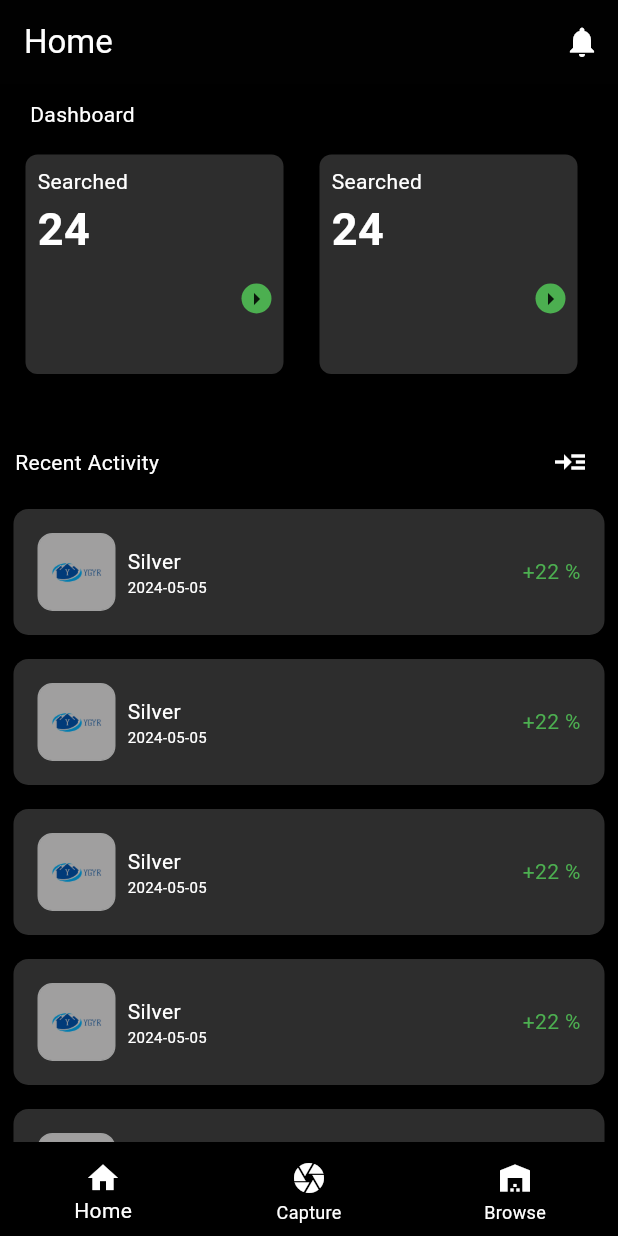
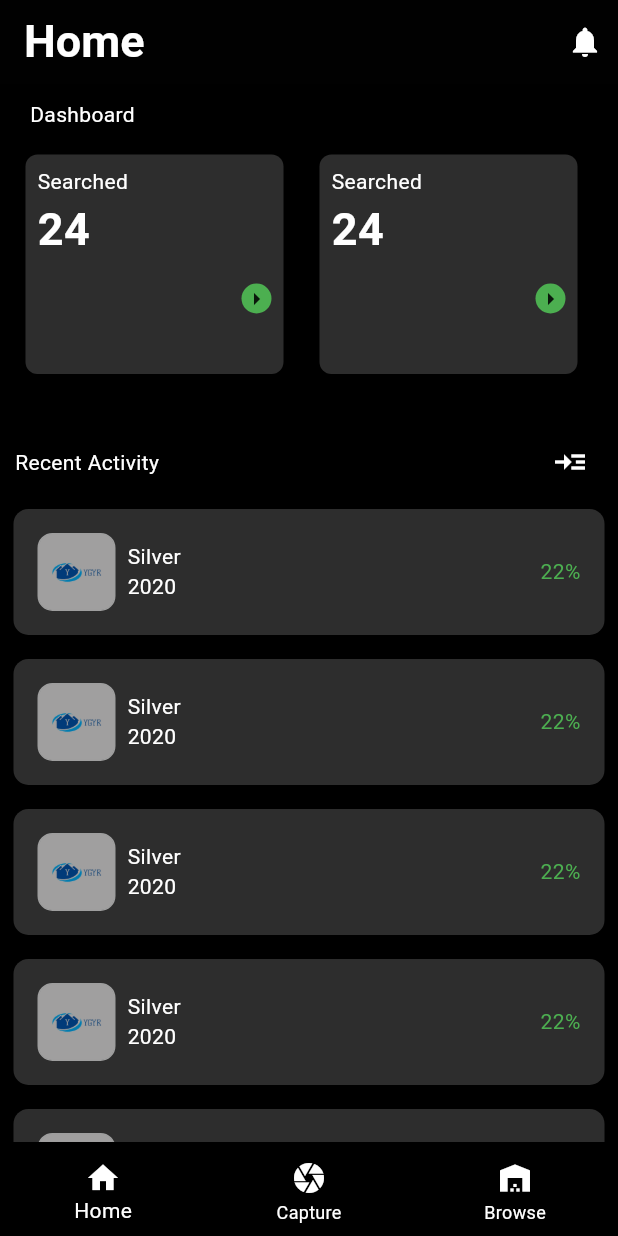
Before and after one commit to sabinmhx/ygyr-app, a Flutter app: the App screen opened directly, on a phone screen of 412 x 824 dp. Run offline on Flutter 3.47's test engine with Material 3 defaults, Android fonts, the light colour scheme and no system bars; our stand-ins replace image_picker; missing offline and left inert: pretty_http_logger.

Commit message:
refactor: change folder structure for base widgets

```diff
--- a/lib/base/layout/app.dart
+++ b/lib/base/layout/app.dart
@@ -1,4 +1,6 @@
 import 'package:flutter/material.dart';
+import 'package:ygyr/base/widgets/button/base_primary_icon_button_widget.dart';
+import 'package:ygyr/base/widgets/text/base_heading_text_widget.dart';
 import 'package:ygyr/ui/camera_view.dart';
 import 'package:ygyr/ui/home_view.dart';
 import 'package:ygyr/ui/notification_view.dart';
@@ -21,25 +23,19 @@ class _AppState extends State<App> {
   ];
 
   @override
-  Widget build(
-    BuildContext context,
-  ) {
+  Widget build(BuildContext context) {
     return Scaffold(
       appBar: AppBar(
-        title: Text(
-          _getCurrentPage(),
-          style: const TextStyle(color: Colors.white),
+        title: BaseHeadingTextWidget(
+          text: _getCurrentPage(),
         ),
         backgroundColor: const Color.fromARGB(255, 1, 1, 1),
         automaticallyImplyLeading: false,
         actions: [
-          IconButton(
-            icon: const Icon(
-              Icons.notifications,
-              color: Colors.white,
-            ),
+          BaseIconButtonWidget(
+            icon: Icons.notifications,
             onPressed: () {
-              Navigator.pushReplacement(
+              Navigator.push(
                 context,
                 PageRouteBuilder(
                   pageBuilder: (context, animation, secondaryAnimation) =>
--- a/lib/base/widgets/base_app_bar_widget.dart
+++ b/lib/base/widgets/base_app_bar_widget.dart
@@ -1,6 +1,6 @@
 import 'package:flutter/material.dart';
-import 'package:ygyr/base/widgets/base_back_button_widget.dart';
-import 'package:ygyr/base/widgets/base_heading_text_widget.dart';
+import 'package:ygyr/base/widgets/button/base_back_button_widget.dart';
+import 'package:ygyr/base/widgets/text/base_heading_text_widget.dart';
 
 class BaseAppBarWidget extends StatelessWidget implements PreferredSizeWidget {
   final Function() onPressed;
--- /dev/null
+++ b/lib/base/widgets/base_list_view_container_widget.dart
@@ -0,0 +1,84 @@
+import 'package:flutter/material.dart';
+import 'package:ygyr/base/widgets/text/base_label_text_widget.dart';
+
+class BaseListViewContainerWidget extends StatelessWidget {
+  final String imagePath;
+  final double? imageHeight;
+  final double? imageWidth;
+  final bool? isHome;
+  const BaseListViewContainerWidget({
+    super.key,
+    required this.imagePath,
+    this.imageHeight,
+    this.imageWidth,
+    this.isHome,
+  });
+
+  @override
+  Widget build(BuildContext context) {
+    return Card(
+      color: const Color.fromARGB(255, 45, 45, 45),
+      shape: RoundedRectangleBorder(
+        borderRadius: BorderRadius.circular(10),
+      ),
+      child: Padding(
+        padding: const EdgeInsets.all(8.0),
+        child: Row(
+          mainAxisAlignment: MainAxisAlignment.spaceBetween,
+          children: [
+            Row(
+              children: [
+                Padding(
+                  padding: const EdgeInsets.all(8.0),
+                  child: Container(
+                    decoration: BoxDecoration(
+                      border: Border.all(color: Colors.grey),
+                      borderRadius: const BorderRadius.all(
+                        Radius.circular(10),
+                      ),
+                      color: const Color.fromARGB(255, 160, 159, 159),
+                    ),
+                    child: Image.asset(
+                      imagePath,
+                      width: imageWidth,
+                      height: imageHeight,
+                    ),
+                  ),
+                ),
+                (isHome ?? false)
+                    ? const Column(
+                        crossAxisAlignment: CrossAxisAlignment.start,
+                        children: [
+                          BaseLabelTextWidget(text: 'Silver'),
+                          BaseLabelTextWidget(text: '2020')
+                        ],
+                      )
+                    : Container(),
+              ],
+            ),
+            (isHome ?? false)
+                ? const Padding(
+                    padding: EdgeInsets.all(8.0),
+                    child: BaseLabelTextWidget(
+                      text: '22%',
+                      color: Colors.green,
+                    ))
+                : const Column(
+                    children: [
+                      BaseLabelTextWidget(text: 'ClassName'),
+                      Row(
+                        children: [
+                          BaseLabelTextWidget(text: 'Date'),
+                          SizedBox(width: 40),
+                          BaseLabelTextWidget(text: 'Quantity'),
+                        ],
+                      ),
+                      BaseLabelTextWidget(text: 'Data'),
+                    ],
+                  )
+          ],
+        ),
+      ),
+    );
+  }
+}
--- a/lib/base/widgets/base_password_field_widget.dart
+++ b/lib/base/widgets/text_field/base_password_field_widget.dart
@@ -1,5 +1,5 @@
 import 'package:flutter/material.dart';
-import 'package:ygyr/base/widgets/base_text_field_widget.dart';
+import 'package:ygyr/base/widgets/text_field/base_text_field_widget.dart';
 
 /// A stateful widget representing a password field.
 class BasePasswordFieldWidget extends StatefulWidget {
--- a/lib/main.dart
+++ b/lib/main.dart
@@ -14,7 +14,6 @@ void main() {
 class MyApp extends StatelessWidget {
   const MyApp({super.key});
 
-  // This widget is the root of your application.
   @override
   Widget build(BuildContext context) {
     return const MaterialApp(
--- a/lib/ui/auth/login_view.dart
+++ b/lib/ui/auth/login_view.dart
@@ -1,9 +1,9 @@
 import 'package:flutter/material.dart';
 import 'package:ygyr/base/layout/app.dart';
 import 'package:ygyr/base/validators/form_validators.dart';
-import 'package:ygyr/base/widgets/base_material_button_widget.dart';
-import 'package:ygyr/base/widgets/base_password_field_widget.dart';
-import 'package:ygyr/base/widgets/base_text_field_widget.dart';
+import 'package:ygyr/base/widgets/button/base_material_button_widget.dart';
+import 'package:ygyr/base/widgets/text_field/base_password_field_widget.dart';
+import 'package:ygyr/base/widgets/text_field/base_text_field_widget.dart';
 import 'package:ygyr/base/widgets/toast.dart';
 import 'package:ygyr/services/authentication_services.dart';
 import 'package:ygyr/ui/auth/register_view.dart';
--- a/lib/ui/auth/register_view.dart
+++ b/lib/ui/auth/register_view.dart
@@ -1,8 +1,8 @@
 import 'package:flutter/material.dart';
 import 'package:ygyr/base/validators/form_validators.dart';
-import 'package:ygyr/base/widgets/base_material_button_widget.dart';
-import 'package:ygyr/base/widgets/base_password_field_widget.dart';
-import 'package:ygyr/base/widgets/base_text_field_widget.dart';
+import 'package:ygyr/base/widgets/button/base_material_button_widget.dart';
+import 'package:ygyr/base/widgets/text_field/base_password_field_widget.dart';
+import 'package:ygyr/base/widgets/text_field/base_text_field_widget.dart';
 import 'package:ygyr/base/widgets/toast.dart';
 import 'package:ygyr/services/authentication_services.dart';
 import 'package:ygyr/ui/auth/login_view.dart';
--- a/lib/ui/home_view.dart
+++ b/lib/ui/home_view.dart
@@ -1,8 +1,9 @@
 import 'package:flutter/material.dart';
 import 'package:ygyr/base/ui_helper/ui_helper.dart';
-import 'package:ygyr/base/widgets/base_heading_text_widget.dart';
-import 'package:ygyr/base/widgets/base_label_text_widget.dart';
-import 'package:ygyr/base/widgets/base_primary_icon_button_widget.dart';
+import 'package:ygyr/base/widgets/base_list_view_container_widget.dart';
+import 'package:ygyr/base/widgets/button/base_primary_icon_button_widget.dart';
+import 'package:ygyr/base/widgets/text/base_heading_text_widget.dart';
+import 'package:ygyr/base/widgets/text/base_label_text_widget.dart';
 
 class HomeView extends StatelessWidget {
   const HomeView({super.key});
@@ -106,7 +107,15 @@ class HomeView extends StatelessWidget {
                 shrinkWrap: true,
                 itemCount: 5,
                 itemBuilder: (BuildContext context, int index) {
-                  return _buildActivityItem();
+                  return const Padding(
+                    padding: EdgeInsets.only(bottom: 8.0),
+                    child: BaseListViewContainerWidget(
+                      isHome: true,
+                      imagePath: 'assets/images/logo.png',
+                      imageHeight: 50,
+                      imageWidth: 50,
+                    ),
+                  );
                 },
               ),
             ),
@@ -115,67 +124,4 @@ class HomeView extends StatelessWidget {
       ),
     );
   }
-
-  Widget _buildActivityItem() {
-    return Padding(
-      padding: const EdgeInsets.only(bottom: 8.0),
-      child: Card(
-        color: const Color.fromARGB(255, 45, 45, 45),
-        shape: RoundedRectangleBorder(
-          borderRadius: BorderRadius.circular(10),
-        ),
-        child: Padding(
-          padding: const EdgeInsets.all(8.0),
-          child: Row(
-            mainAxisAlignment: MainAxisAlignment.spaceBetween,
-            children: [
-              Row(
-                children: [
-                  Padding(
-                    padding: const EdgeInsets.all(8.0),
-                    child: Container(
-                      decoration: BoxDecoration(
-                        border: Border.all(color: Colors.grey),
-                        borderRadius: const BorderRadius.all(
-                          Radius.circular(10),
-                        ),
-                        color: const Color.fromARGB(255, 160, 159, 159),
-                      ),
-                      child: SizedBox(
-                        height: 50,
-                        width: 50,
-                        child: Image.asset(
-                          'assets/images/logo.png',
-                        ),
-                      ),
-                    ),
-                  ),
-                  const Column(
-                    crossAxisAlignment: CrossAxisAlignment.start,
-                    children: [
-                      Text(
-                        "Silver",
-                        style: TextStyle(color: Colors.white),
-                      ),
-                      Text(
-                        "2024-05-05",
-                        style: TextStyle(color: Colors.white, fontSize: 10),
-                      ),
-                    ],
-                  )
-                ],
-              ),
-              const Padding(
-                padding: EdgeInsets.all(8.0),
-                child: Text(
-                  "+22 %",
-                  style: TextStyle(color: Colors.green),
-                ),
-              )
-            ],
-          ),
-        ),
-      ),
-    );
-  }
 }
```
Also changed, not shown: lib/base/widgets/button/base_primary_text_button_widget.dart (added, +106 -0 lines), lib/ui/blurred_image_page.dart (+31 -41 lines), lib/ui/camera_view.dart (+36 -28 lines), lib/ui/warehouse_view.dart (+54 -55 lines), lib/base/widgets/button/base_back_button_widget.dart (renamed from lib/base/widgets/base_back_button_widget.dart), lib/base/widgets/button/base_material_button_widget.dart (renamed from lib/base/widgets/base_material_button_widget.dart), lib/base/widgets/button/base_primary_icon_button_widget.dart (renamed from lib/base/widgets/base_primary_icon_button_widget.dart), lib/base/widgets/button/base_right_arrow_icon_widget.dart (added), lib/base/widgets/text/base_heading_text_widget.dart (renamed from lib/base/widgets/base_heading_text_widget.dart), lib/base/widgets/text/base_label_text_widget.dart (renamed from lib/base/widgets/base_label_text_widget.dart), lib/base/widgets/text_field/base_text_field_widget.dart (renamed from lib/base/widgets/base_text_field_widget.dart).
